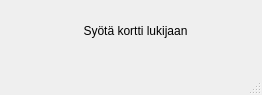
JuusoToratti/tvt23pankkiprojekti, file bank-automat/mainwindow.ui: the form before one commit.
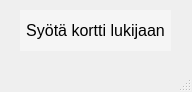
The form after the commit. Icons and pictures are not drawn.

```diff
--- a/bank-automat/mainwindow.ui
+++ b/bank-automat/mainwindow.ui
@@ -6,25 +6,31 @@
    <rect>
     <x>0</x>
     <y>0</y>
-    <width>262</width>
-    <height>95</height>
+    <width>192</width>
+    <height>92</height>
    </rect>
   </property>
   <property name="windowTitle">
    <string>MainWindow</string>
   </property>
+  <property name="styleSheet">
+   <string notr="true">background-image: url(C:/bank.background.jpg);</string>
+  </property>
   <widget class="QWidget" name="centralwidget">
    <widget class="QLabel" name="begin">
     <property name="geometry">
      <rect>
-      <x>60</x>
+      <x>20</x>
       <y>10</y>
       <width>151</width>
       <height>41</height>
      </rect>
     </property>
+    <property name="styleSheet">
+     <string notr="true">background-color: rgba(255, 255, 255, 100);</string>
+    </property>
     <property name="text">
-     <string>Syötä kortti lukijaan</string>
+     <string>&lt;html&gt;&lt;head/&gt;&lt;body&gt;&lt;p&gt;&lt;span style=&quot; font-size:12pt;&quot;&gt;Syötä kortti lukijaan&lt;/span&gt;&lt;/p&gt;&lt;/body&gt;&lt;/html&gt;</string>
     </property>
     <property name="alignment">
      <set>Qt::AlignCenter</set>
```
Left out of the diff: 2 changed lines with no effect on the pictures.
